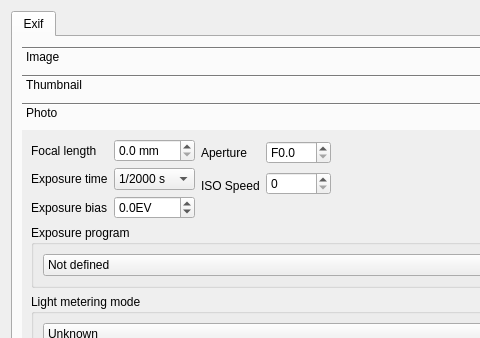
Before: the Qt Designer form dialogs/metadatadialog.ui in marek629/SIR, drawn with Qt 5; both pictures show x 0 to 480 and y 0 to 338 of the 584 by 568 pixel window.
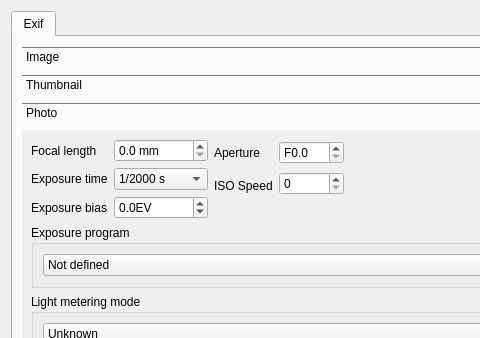
After: the same form once the commit is applied. Custom widgets are drawn as their Qt base class.

What changed in the file:
```diff
--- a/dialogs/metadatadialog.ui
+++ b/dialogs/metadatadialog.ui
@@ -453,6 +453,9 @@
                  <property name="decimals">
                   <number>1</number>
                  </property>
+                 <property name="maximum">
+                  <double>10000.000000000000000</double>
+                 </property>
                  <property name="singleStep">
                   <double>0.100000000000000</double>
                  </property>
```
